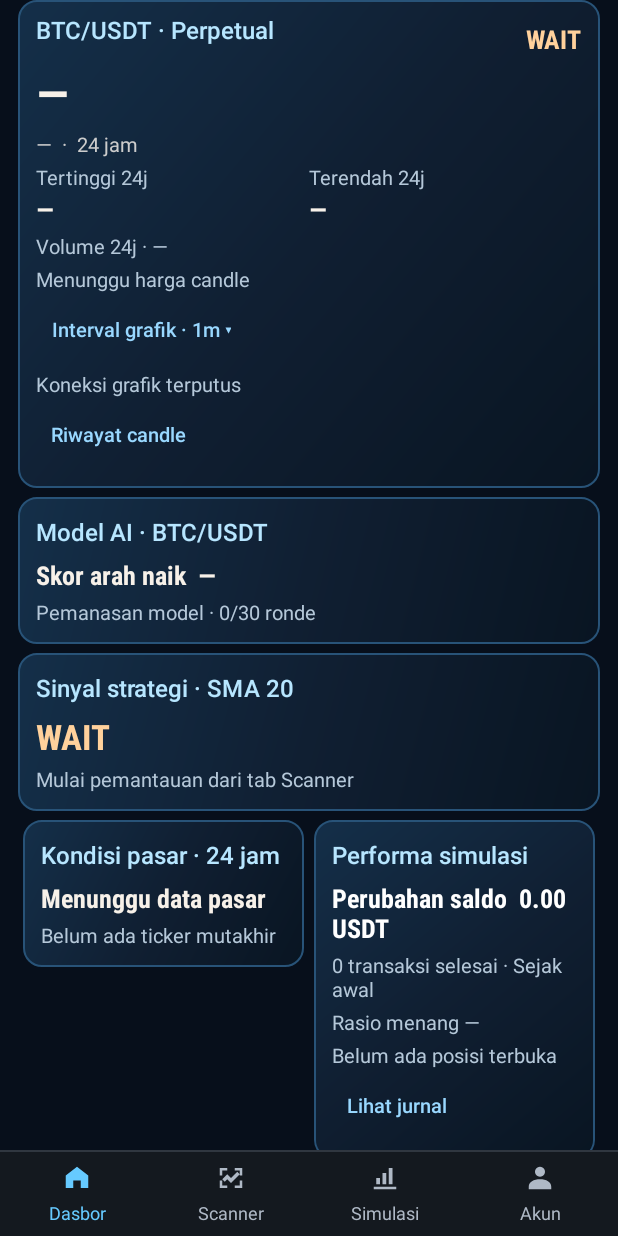
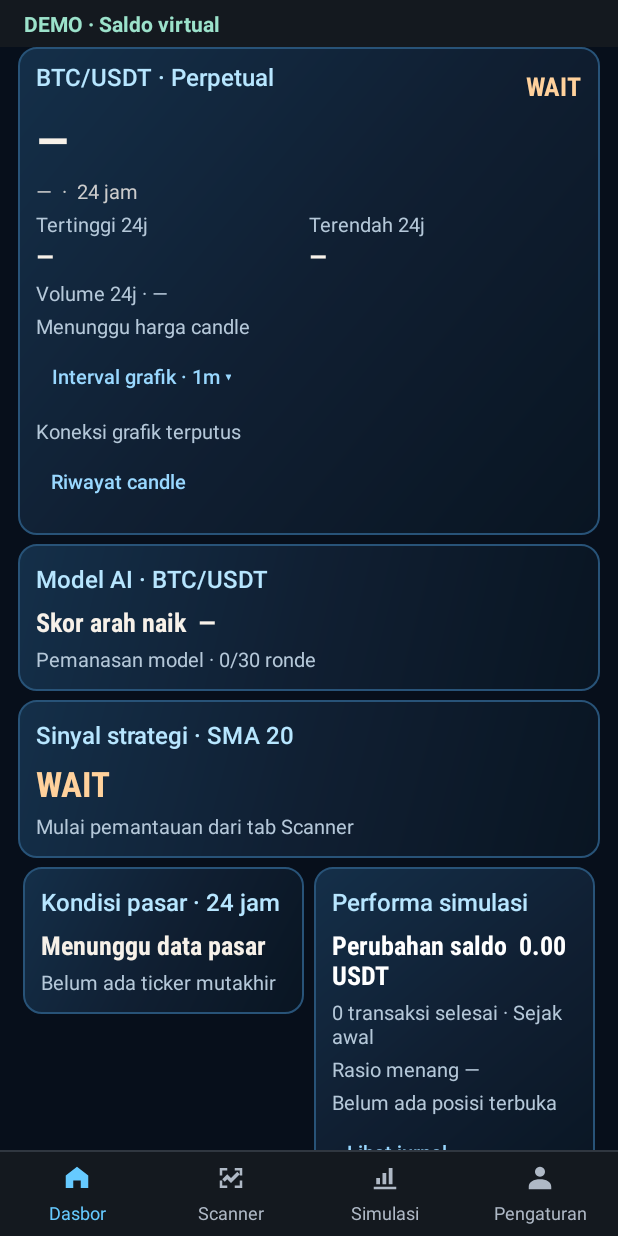
Before and after one commit to memen02/me-futures-ai-bot, an Android app: the MainActivity screen opened directly, with no data from a screen before it, after a tap on "Pasar", on a phone screen of 412 x 824 dp. Run offline under Robolectric (Android 15) with nearby library versions, the phone set to English and light mode, and no system bars.

Commit message:
Satukan Demo dan Mainnet dalam Pengaturan ME Project

```diff
--- a/android/app/src/main/java/com/mefuturesaibot/app/demo/DemoControls.kt
+++ b/android/app/src/main/java/com/mefuturesaibot/app/demo/DemoControls.kt
@@ -18,7 +18,7 @@ import com.mefuturesaibot.app.account.BinanceCredentials
 import com.mefuturesaibot.app.account.CredentialVault
 
 internal class DemoControls(private val activity: Activity, private val start: () -> Unit) {
-    private val venue = FuturesVenue.installed
+    val venue = FuturesVenue.selected(activity)
     private val live = venue == FuturesVenue.REAL
     private val vault = CredentialVault(activity, !live)
     private val approval = if (live) LiveApproval(activity,vault,start) else null
@@ -26,6 +26,7 @@ internal class DemoControls(private val activity: Activity, private val start: (
     private val toggle = activity.findViewById<Switch>(R.id.demo_enabled)
     private val label = activity.findViewById<TextView>(R.id.demo_status)
     private val keys = activity.findViewById<Button>(R.id.demo_keys)
+    private var editor: AlertDialog? = null
     private var rendering = false
     private val listener = SharedPreferences.OnSharedPreferenceChangeListener { _, _ -> render() }
 
@@ -36,14 +37,23 @@ internal class DemoControls(private val activity: Activity, private val start: (
             activity.findViewById<TextView>(R.id.execution_note).text = "Saldo dan performa pada kartu simulasi tetap virtual. Hasil mainnet ditampilkan di bagian Real."
             toggle.text = "Trading otomatis dengan dana asli"
             keys.visibility = View.GONE
+        } else {
+            activity.findViewById<TextView>(R.id.execution_heading).text = "Binance Futures Demo · BTC/USDT"
+            activity.findViewById<TextView>(R.id.execution_help).text = "Gunakan key Binance Demo dari akun One-way. Order memakai saldo virtual bursa."
+            activity.findViewById<TextView>(R.id.execution_note).text = "Jurnal Demo mencatat transaksi virtual di Binance Demo."
+            toggle.text = "Jalankan dengan saldo Demo"
+            keys.visibility = View.VISIBLE
         }
+        activity.findViewById<View>(R.id.mainnet_credentials).visibility = if (live) View.VISIBLE else View.GONE
         keys.setOnClickListener { edit() }
         toggle.setOnCheckedChangeListener { _, enabled ->
             if (!rendering && enabled && live) {
                 render()
                 approval?.begin()
             } else if (!rendering) {
-                synchronized(DemoRunner.entryLock) { prefs.edit().putBoolean("enabled", enabled).putString("status",
+                synchronized(DemoRunner.entryLock) {
+                    if (FuturesVenue.selected(activity) != venue) return@setOnCheckedChangeListener
+                    prefs.edit().putBoolean("enabled", enabled).putString("status",
                     if (enabled) "Menghubungi Binance Demo…" else "${venue.label} nonaktif · memeriksa sisa posisi").apply() }
                 if (enabled) start()
                 render()
@@ -96,7 +106,8 @@ internal class DemoControls(private val activity: Activity, private val start: (
                 render()
             }.create()
         dialog.window?.addFlags(WindowManager.LayoutParams.FLAG_SECURE)
-        dialog.setOnDismissListener { key.text.clear(); secret.text.clear() }
+        editor = dialog
+        dialog.setOnDismissListener { key.text.clear(); secret.text.clear(); editor = null }
         dialog.show()
         dialog.window?.addFlags(WindowManager.LayoutParams.FLAG_SECURE)
         dialog.getButton(AlertDialog.BUTTON_POSITIVE).setOnClickListener {
@@ -114,5 +125,5 @@ internal class DemoControls(private val activity: Activity, private val start: (
         }
     }
 
-    fun close() { approval?.close(); prefs.unregisterOnSharedPreferenceChangeListener(listener) }
+    fun close() { editor?.dismiss(); approval?.close(); prefs.unregisterOnSharedPreferenceChangeListener(listener) }
 }
--- a/android/app/src/main/java/com/mefuturesaibot/app/demo/DemoRunner.kt
+++ b/android/app/src/main/java/com/mefuturesaibot/app/demo/DemoRunner.kt
@@ -18,7 +18,7 @@ internal fun JSONArray.objects() = (0 until length()).map { getJSONObject(it) }
 internal fun rounded(value: Double, step: BigDecimal, mode: RoundingMode): String =
     BigDecimal.valueOf(value).divide(step, 0, mode).multiply(step).stripTrailingZeros().toPlainString()
 
-internal class DemoRunner(context: Context, private val venue: FuturesVenue = FuturesVenue.installed) {
+internal class DemoRunner(private val context: Context, private val venue: FuturesVenue = FuturesVenue.selected(context)) {
     private val live = venue == FuturesVenue.REAL
     private val mode = venue.label
     private val vault = CredentialVault(context, !live)
@@ -41,6 +41,7 @@ internal class DemoRunner(context: Context, private val venue: FuturesVenue = Fu
     private fun status(s: String) { prefs.edit().putString("status",s).apply() }
     private fun persist(intent: JSONObject) { check(prefs.edit().putString("intent", intent.toString()).commit()) }
     internal fun cycle(api: DemoExchange = DemoExchange(vault.read(), venue = venue)): String {
+        if (FuturesVenue.selected(context) != venue) return "WAIT · mode telah berubah"
         require(api.venue == venue)
         val pending = prefs.getString("intent", null)?.let(::JSONObject)
         if (live) {
@@ -104,7 +105,7 @@ internal class DemoRunner(context: Context, private val venue: FuturesVenue = Fu
             .put("qty",qty).put("budget",minOf(available * RiskPlan.RISK,remaining)).put("fee",fee)
         if (live) intent.put("accountId",api.accountId)
         synchronized(entryLock) {
-            if (closing || !prefs.getBoolean("enabled",false) ||
+            if (closing || FuturesVenue.selected(context) != venue || !prefs.getBoolean("enabled",false) ||
                 live && (prefs.getString("consentKey",null) != api.accountId || prefs.getString("capital",null)?.toDoubleOrNull() != cap)) return "$mode nonaktif"
             check(prefs.edit().putString("intent",intent.toString()).putLong("entryMinute",minute).commit())
         }
--- a/android/app/src/main/java/com/mefuturesaibot/app/demo/FuturesVenue.kt
+++ b/android/app/src/main/java/com/mefuturesaibot/app/demo/FuturesVenue.kt
@@ -6,12 +6,40 @@ import java.security.MessageDigest
 
 internal enum class FuturesVenue(val host: String, val preferences: String, val label: String) {
     DEMO("demo-fapi.binance.com", DemoRunner.PREFS, "Demo"),
-    REAL("fapi.binance.com", "me_project_futures_real_v1", "Real");
+    REAL("fapi.binance.com", "me_project_futures_real_v1", "Mainnet");
 
     fun prefs(context: Context) = context.getSharedPreferences(preferences, Context.MODE_PRIVATE)
 
     companion object {
-        val installed get() = if (BuildConfig.MAINNET_ORDERS) REAL else DEMO
+        fun settings(context: Context) = context.getSharedPreferences("execution_mode", Context.MODE_PRIVATE)
+
+        fun selected(context: Context): FuturesVenue = synchronized(DemoRunner.entryLock) {
+            if (!BuildConfig.MAINNET_ORDERS) return@synchronized DEMO
+            val settings = settings(context)
+            when (settings.getString("venue",null)) {
+                REAL.name -> REAL
+                DEMO.name -> DEMO
+                else -> {
+                    // Reconcile a running legacy Real installation on its original account.
+                    val real = REAL.prefs(context)
+                    val initial = if (real.getBoolean("enabled",false) || real.contains("intent")) REAL else DEMO
+                    check(settings.edit().putString("venue",initial.name).commit())
+                    initial
+                }
+            }
+        }
+
+        fun select(context: Context, target: FuturesVenue): Boolean = synchronized(DemoRunner.entryLock) {
+            if (target == selected(context)) return@synchronized true
+            if (target == REAL && !BuildConfig.MAINNET_ORDERS) return@synchronized false
+            if (values().any { venue ->
+                    val ledger = venue.prefs(context)
+                    ledger.getBoolean("enabled",false) || ledger.contains("intent")
+                }) return@synchronized false
+            // Returning to Mainnet requires a new explicit activation.
+            if (!REAL.prefs(context).edit().remove("consentKey").commit()) return@synchronized false
+            settings(context).edit().putString("venue",target.name).commit()
+        }
         fun keyId(key: String) = MessageDigest.getInstance("SHA-256").digest(key.toByteArray())
             .joinToString("") { "%02x".format(it) }
     }
--- a/android/app/src/main/java/com/mefuturesaibot/app/demo/LiveApproval.kt
+++ b/android/app/src/main/java/com/mefuturesaibot/app/demo/LiveApproval.kt
@@ -22,7 +22,7 @@ internal class LiveApproval(private val activity: Activity, private val vault: C
     private fun message(text: String) { prefs.edit().putString("status",text).apply() }
 
     fun begin() {
-        if (busy || closed || !vault.exists()) return
+        if (busy || closed || FuturesVenue.selected(activity) != FuturesVenue.REAL || !vault.exists()) return
         val panel = LinearLayout(activity).apply { orientation = LinearLayout.VERTICAL }
         val amount = EditText(activity).apply {
             hint = "Alokasi maksimum strategi (USDT)"
@@ -78,7 +78,7 @@ internal class LiveApproval(private val activity: Activity, private val vault: C
             .setMessage("Bot dapat membuka LONG atau SHORT BTC/USDT dengan alokasi maksimum $cap USDT. Risiko terencana hingga 0,5% per posisi. Harga eksekusi saat pasar bergerak cepat dapat membuat kerugian lebih besar. Stop bot meminta penutupan posisi.")
             .setNegativeButton("Batal",null).setPositiveButton("Aktifkan trading real") { _,_ ->
                 val armed = synchronized(DemoRunner.entryLock) {
-                    if (closed || prefs.contains("intent") || runCatching { FuturesVenue.keyId(vault.read().key) }.getOrNull() != keyId) false
+                    if (closed || FuturesVenue.selected(activity) != FuturesVenue.REAL || prefs.contains("intent") || runCatching { FuturesVenue.keyId(vault.read().key) }.getOrNull() != keyId) false
                     else prefs.edit().putString("capital",cap.toString()).putString("consentKey",keyId)
                         .putBoolean("enabled",true).putString("status","Real aktif · menunggu sinyal").commit()
                 }
--- a/android/app/src/main/java/com/mefuturesaibot/app/scanner/TradingDesk.kt
+++ b/android/app/src/main/java/com/mefuturesaibot/app/scanner/TradingDesk.kt
@@ -1,5 +1,9 @@
 package com.mefuturesaibot.app.scanner
 
+import android.content.SharedPreferences
+import android.widget.RadioGroup
+import com.mefuturesaibot.app.demo.DemoControls
+import com.mefuturesaibot.app.demo.FuturesVenue
 import android.app.Activity
 import android.app.AlertDialog
 import android.content.res.ColorStateList
@@ -48,8 +52,8 @@ internal class TradingDesk(
 ) {
     private fun <T : View> view(id: Int): T = activity.findViewById(id)
     private val store = DeskStore(activity)
-    private val demo = com.mefuturesaibot.app.demo.DemoControls(activity, start)
-    private val accountPage = AccountPage(activity, credentialsChanged = demo::render)
+    private var demo = DemoControls(activity, start)
+    private val accountPage = AccountPage(activity, credentialsChanged = { demo.render() })
     private val nav = listOf(R.id.nav_home, R.id.nav_scanner, R.id.nav_paper, R.id.nav_account)
     private val pages = listOf(R.id.page_home, R.id.page_scanner, R.id.page_paper, R.id.page_account)
     private val query = view<EditText>(R.id.scan_query)
@@ -65,6 +69,11 @@ internal class TradingDesk(
     var onTabSelected: (() -> Unit)? = null
     var tab = 0
         private set
+
+    private var changingMode = false
+    private val modeListener = SharedPreferences.OnSharedPreferenceChangeListener { _, key ->
+        if (key == "venue") renderMode()
+    }
 
     init {
         nav.forEachIndexed { index, id -> view<TextView>(id).setOnClickListener { select(index) } }
@@ -91,10 +100,46 @@ internal class TradingDesk(
         view<Switch>(R.id.account_autostart).setOnCheckedChangeListener { _, enabled ->
             BotPreferences.setAutoStartEnabled(activity, enabled)
         }
+        FuturesVenue.settings(activity).registerOnSharedPreferenceChangeListener(modeListener)
+        view<View>(R.id.mode_mainnet).isEnabled = com.mefuturesaibot.app.BuildConfig.MAINNET_ORDERS
+        view<RadioGroup>(R.id.venue_mode).setOnCheckedChangeListener { _, id ->
+            if (!changingMode) {
+                val target = if (id == R.id.mode_mainnet) FuturesVenue.REAL else FuturesVenue.DEMO
+                val ok = FuturesVenue.select(activity,target)
+                renderMode()
+                if (!ok) view<TextView>(R.id.mode_message).apply {
+                    text = "Nonaktifkan trading di mode aktif dan tunggu sampai posisi serta order bot selesai diperiksa."
+                    visibility = View.VISIBLE
+                }
+            }
+        }
+        renderMode()
         select(initialTab)
     }
 
-    fun close() { demo.close(); accountPage.close() }
+    private fun renderMode() {
+        val mode = FuturesVenue.selected(activity)
+        if (mode != demo.venue) {
+            accountPage.show(false)
+            demo.close()
+            demo = DemoControls(activity,start)
+            select(tab)
+        }
+        changingMode = true
+        view<RadioGroup>(R.id.venue_mode).check(if (mode == FuturesVenue.REAL) R.id.mode_mainnet else R.id.mode_demo)
+        changingMode = false
+        view<TextView>(R.id.active_venue).apply {
+            text = if (mode == FuturesVenue.REAL) "MAINNET · Uang asli" else "DEMO · Saldo virtual"
+            setTextColor(if (mode == FuturesVenue.REAL) Color.rgb(255,187,125) else Color.rgb(156,226,203))
+        }
+        view<View>(R.id.mode_message).visibility = View.GONE
+    }
+
+    fun close() {
+        FuturesVenue.settings(activity).unregisterOnSharedPreferenceChangeListener(modeListener)
+        demo.close()
+        accountPage.close()
+    }
 
     fun select(index: Int) {
         if (tab == 1 && index != tab) clearTokenList()
@@ -169,14 +214,13 @@ internal class TradingDesk(
         val btc = rows.firstOrNull { it.contract.symbol == "BTCUSDT" }
         val (model, account) = store.read()
         view<TextView>(R.id.desk_balance).text = money(account.balance)
-        view<TextView>(R.id.desk_bot).text = if (com.mefuturesaibot.app.BuildConfig.MAINNET_ORDERS) {
-            val execution = com.mefuturesaibot.app.demo.FuturesVenue.REAL.prefs(activity)
-            when {
-                execution.contains("intent") -> "Real · posisi/order dipantau"
-                running && execution.getBoolean("enabled",false) -> "Real · aktif"
-                else -> "Real · nonaktif"
-            }
-        } else if (running) "Aktif" else "Berhenti"
+        val execution = demo.venue.prefs(activity)
+        val state = when {
+            execution.contains("intent") -> "Posisi/order dipantau"
+            running && execution.getBoolean("enabled",false) -> "Trading aktif"
+            else -> "Trading nonaktif"
+        }
+        view<TextView>(R.id.desk_bot).text = "${demo.venue.label} · $state"
         view<TextView>(R.id.desk_volume).text = "Volume 24j · " + (btc?.ticker?.let { money(it.volume) + " USDT" } ?: "—")
         val score = btc?.score
         view<TextView>(R.id.desk_score).text = score?.let { "Skor arah naik  ${money(it * 100)}/100" } ?: "Skor arah naik  —"
--- a/android/app/src/main/res/layout/activity_trading_desk.xml
+++ b/android/app/src/main/res/layout/activity_trading_desk.xml
@@ -1,5 +1,6 @@
 <LinearLayout xmlns:android="http://schemas.android.com/apk/res/android" android:layout_width="match_parent" android:layout_height="match_parent"
     android:fitsSystemWindows="true" android:orientation="vertical" android:background="#0A0D12">
+    <TextView android:id="@+id/active_venue" android:layout_width="match_parent" android:layout_height="wrap_content" android:paddingHorizontal="16dp" android:paddingVertical="6dp" android:background="#14191F" android:textColor="#9CE2CB" android:textStyle="bold" android:accessibilityLiveRegion="polite"/>
     <FrameLayout android:layout_width="match_parent" android:layout_height="0dp" android:layout_weight="1">
             <include layout="@layout/activity_dashboard" android:id="@+id/page_home" android:layout_width="match_parent" android:layout_height="match_parent"/>
             <include layout="@layout/page_scanner" android:id="@+id/page_scanner" android:layout_width="match_parent" android:layout_height="match_parent"/>
@@ -11,6 +12,6 @@
         <TextView android:id="@+id/nav_home" style="@style/DeskTab" android:drawableTop="@drawable/nav_home" android:text="Dasbor" />
         <TextView android:id="@+id/nav_scanner" style="@style/DeskTab" android:drawableTop="@drawable/nav_scanner" android:text="Scanner" />
         <TextView android:id="@+id/nav_paper" style="@style/DeskTab" android:drawableTop="@drawable/nav_paper" android:text="Simulasi" />
-        <TextView android:id="@+id/nav_account" style="@style/DeskTab" android:drawableTop="@drawable/nav_account" android:text="Akun" />
+        <TextView android:id="@+id/nav_account" style="@style/DeskTab" android:drawableTop="@drawable/nav_account" android:text="Pengaturan" />
     </LinearLayout>
 </LinearLayout>
```
Also changed, not shown: android/app/build.gradle.kts (+1 -7 lines), android/app/src/main/java/com/mefuturesaibot/app/BotForegroundService.kt (+9 -1 lines), android/app/src/main/res/layout/page_account.xml (+12 -2 lines), 8 other files.
